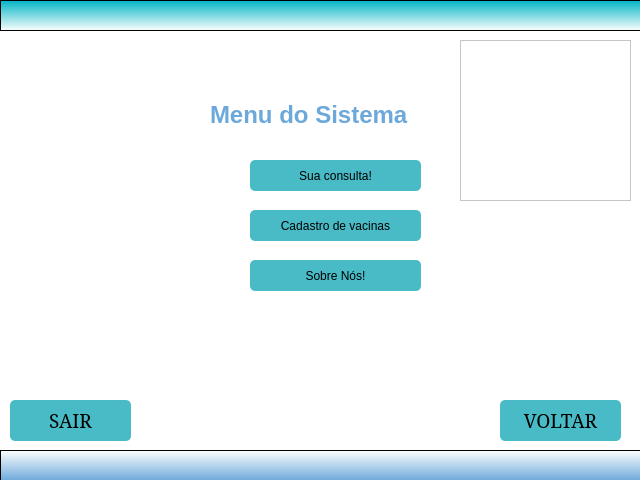
First picture: the form in TelasUi/menu1.ui, repository Luizfelipenog/Projeto-pythonn, before the edit.
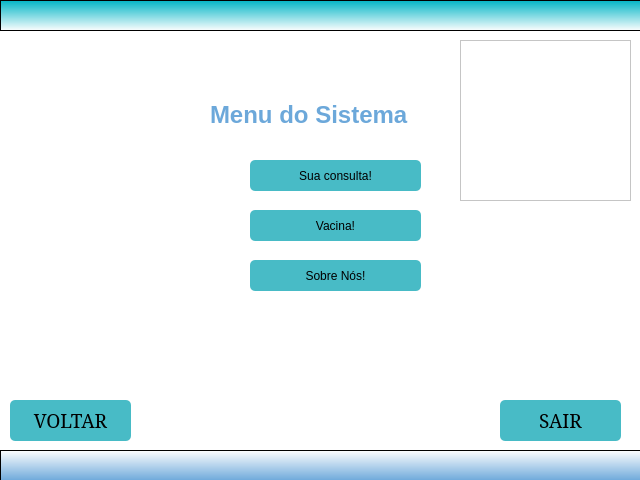
Second picture: the form after the edit. Icons and pictures are not drawn.

The edit to the form file:
```diff
--- a/TelasUi/menu1.ui
+++ b/TelasUi/menu1.ui
@@ -41,7 +41,7 @@
    <widget class="QPushButton" name="botaovoltar">
     <property name="geometry">
      <rect>
-      <x>500</x>
+      <x>10</x>
       <y>400</y>
       <width>121</width>
       <height>41</height>
@@ -81,7 +81,7 @@
    <widget class="QPushButton" name="botaosair">
     <property name="geometry">
      <rect>
-      <x>10</x>
+      <x>500</x>
       <y>400</y>
       <width>121</width>
       <height>41</height>
@@ -215,7 +215,7 @@
 </string>
     </property>
     <property name="text">
-     <string>Cadastro de vacinas</string>
+     <string>Vacina!</string>
     </property>
    </widget>
    <widget class="QPushButton" name="botaonos">
```
